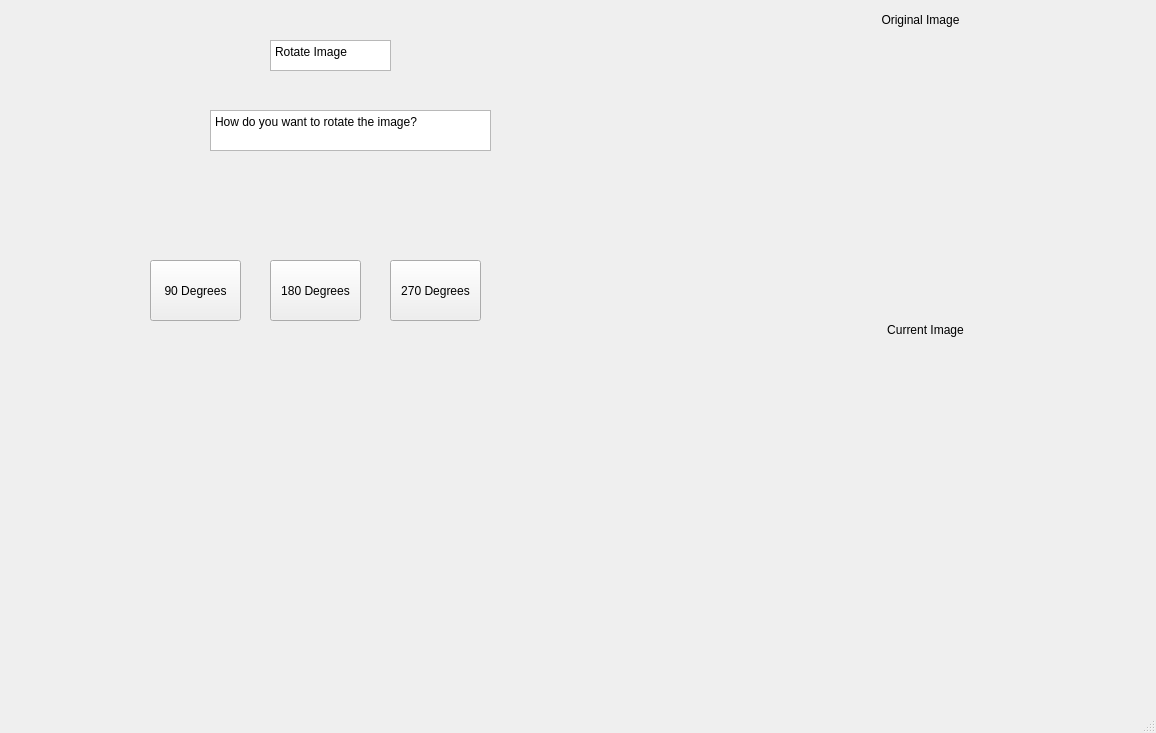
Before: the Qt Designer form mainwindow.ui in Ezay06/Qt_Filter, drawn with Qt 5.
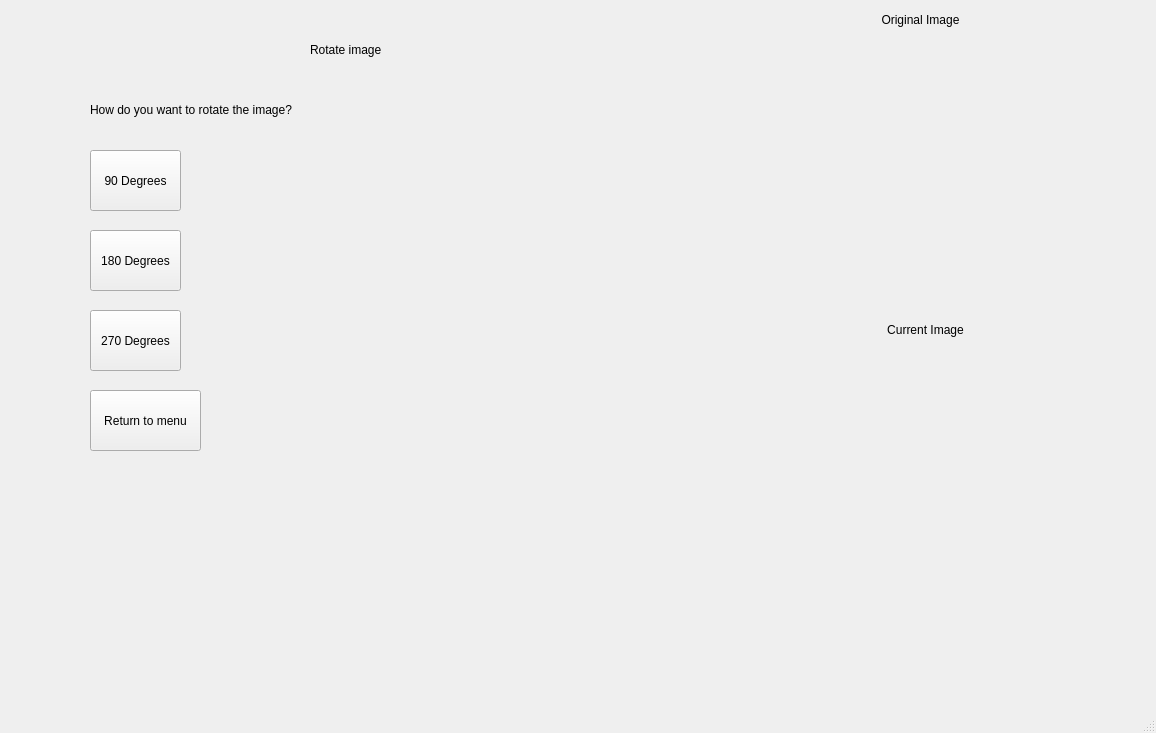
After: the same form once the commit is applied. The open tabs and pages were chosen to show the change.

Commit message: return to menu button added in the save menu and some improvements and fixes

The edit to the form file:
```diff
--- a/mainwindow.ui
+++ b/mainwindow.ui
@@ -1282,57 +1282,11 @@
     </widget>
     <widget class="QWidget" name="ball"/>
     <widget class="QWidget" name="rotate">
-     <widget class="QTextBrowser" name="textBrowser">
-      <property name="geometry">
-       <rect>
-        <x>270</x>
-        <y>40</y>
-        <width>121</width>
-        <height>31</height>
-       </rect>
-      </property>
-      <property name="acceptDrops">
-       <bool>true</bool>
-      </property>
-      <property name="autoFillBackground">
-       <bool>false</bool>
-      </property>
-      <property name="html">
-       <string>&lt;!DOCTYPE HTML PUBLIC &quot;-//W3C//DTD HTML 4.0//EN&quot; &quot;http://www.w3.org/TR/REC-html40/strict.dtd&quot;&gt;
-&lt;html&gt;&lt;head&gt;&lt;meta name=&quot;qrichtext&quot; content=&quot;1&quot; /&gt;&lt;meta charset=&quot;utf-8&quot; /&gt;&lt;style type=&quot;text/css&quot;&gt;
-p, li { white-space: pre-wrap; }
-hr { height: 1px; border-width: 0; }
-li.unchecked::marker { content: &quot;\2610&quot;; }
-li.checked::marker { content: &quot;\2612&quot;; }
-&lt;/style&gt;&lt;/head&gt;&lt;body style=&quot; font-family:'Segoe UI'; font-size:9pt; font-weight:400; font-style:normal;&quot;&gt;
-&lt;p style=&quot; margin-top:0px; margin-bottom:0px; margin-left:0px; margin-right:0px; -qt-block-indent:0; text-indent:0px;&quot;&gt;Rotate Image&lt;/p&gt;&lt;/body&gt;&lt;/html&gt;</string>
-      </property>
-     </widget>
-     <widget class="QTextBrowser" name="textBrowser_2">
-      <property name="geometry">
-       <rect>
-        <x>210</x>
-        <y>110</y>
-        <width>281</width>
-        <height>41</height>
-       </rect>
-      </property>
-      <property name="html">
-       <string>&lt;!DOCTYPE HTML PUBLIC &quot;-//W3C//DTD HTML 4.0//EN&quot; &quot;http://www.w3.org/TR/REC-html40/strict.dtd&quot;&gt;
-&lt;html&gt;&lt;head&gt;&lt;meta name=&quot;qrichtext&quot; content=&quot;1&quot; /&gt;&lt;meta charset=&quot;utf-8&quot; /&gt;&lt;style type=&quot;text/css&quot;&gt;
-p, li { white-space: pre-wrap; }
-hr { height: 1px; border-width: 0; }
-li.unchecked::marker { content: &quot;\2610&quot;; }
-li.checked::marker { content: &quot;\2612&quot;; }
-&lt;/style&gt;&lt;/head&gt;&lt;body style=&quot; font-family:'Segoe UI'; font-size:9pt; font-weight:400; font-style:normal;&quot;&gt;
-&lt;p style=&quot; margin-top:0px; margin-bottom:0px; margin-left:0px; margin-right:0px; -qt-block-indent:0; text-indent:0px;&quot;&gt;How do you want to rotate the image?&lt;/p&gt;&lt;/body&gt;&lt;/html&gt;</string>
-      </property>
-     </widget>
      <widget class="QPushButton" name="degree90_button">
       <property name="geometry">
        <rect>
-        <x>150</x>
-        <y>260</y>
+        <x>90</x>
+        <y>150</y>
         <width>91</width>
         <height>61</height>
        </rect>
@@ -1344,8 +1298,8 @@
      <widget class="QPushButton" name="degree180_button">
       <property name="geometry">
        <rect>
-        <x>270</x>
-        <y>260</y>
+        <x>90</x>
+        <y>230</y>
         <width>91</width>
         <height>61</height>
        </rect>
@@ -1357,8 +1311,8 @@
      <widget class="QPushButton" name="degree270_button">
       <property name="geometry">
        <rect>
-        <x>390</x>
-        <y>260</y>
+        <x>90</x>
+        <y>310</y>
         <width>91</width>
         <height>61</height>
        </rect>
@@ -1367,6 +1321,45 @@
        <string>270 Degrees</string>
       </property>
      </widget>
+     <widget class="QLabel" name="rotate_label">
+      <property name="geometry">
+       <rect>
+        <x>310</x>
+        <y>40</y>
+        <width>101</width>
+        <height>20</height>
+       </rect>
+      </property>
+      <property name="text">
+       <string>Rotate image</string>
+      </property>
+     </widget>
+     <widget class="QLabel" name="rotate_label_2">
+      <property name="geometry">
+       <rect>
+        <x>90</x>
+        <y>100</y>
+        <width>261</width>
+        <height>20</height>
+       </rect>
+      </property>
+      <property name="text">
+       <string>How do you want to rotate the image?</string>
+      </property>
+     </widget>
+     <widget class="QPushButton" name="rotate_apply">
+      <property name="geometry">
+       <rect>
+        <x>90</x>
+        <y>390</y>
+        <width>111</width>
+        <height>61</height>
+       </rect>
+      </property>
+      <property name="text">
+       <string>Return to menu</string>
+      </property>
+     </widget>
     </widget>
     <widget class="QWidget" name="invert"/>
     <widget class="QWidget" name="frame"/>
@@ -1601,7 +1594,7 @@
       <x>740</x>
       <y>350</y>
       <width>371</width>
-      <height>311</height>
+      <height>281</height>
      </rect>
     </property>
     <property name="text">
```
Left out of the diff: 73 changed lines with no effect on the pictures. The commit also changes 10 other files.
